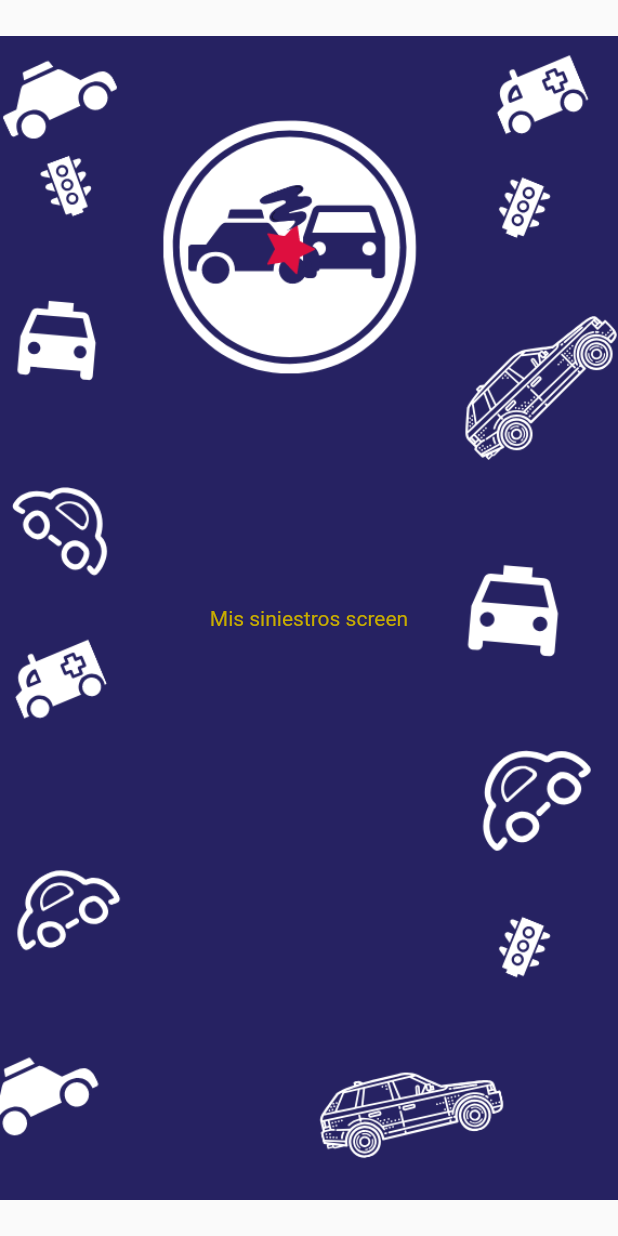
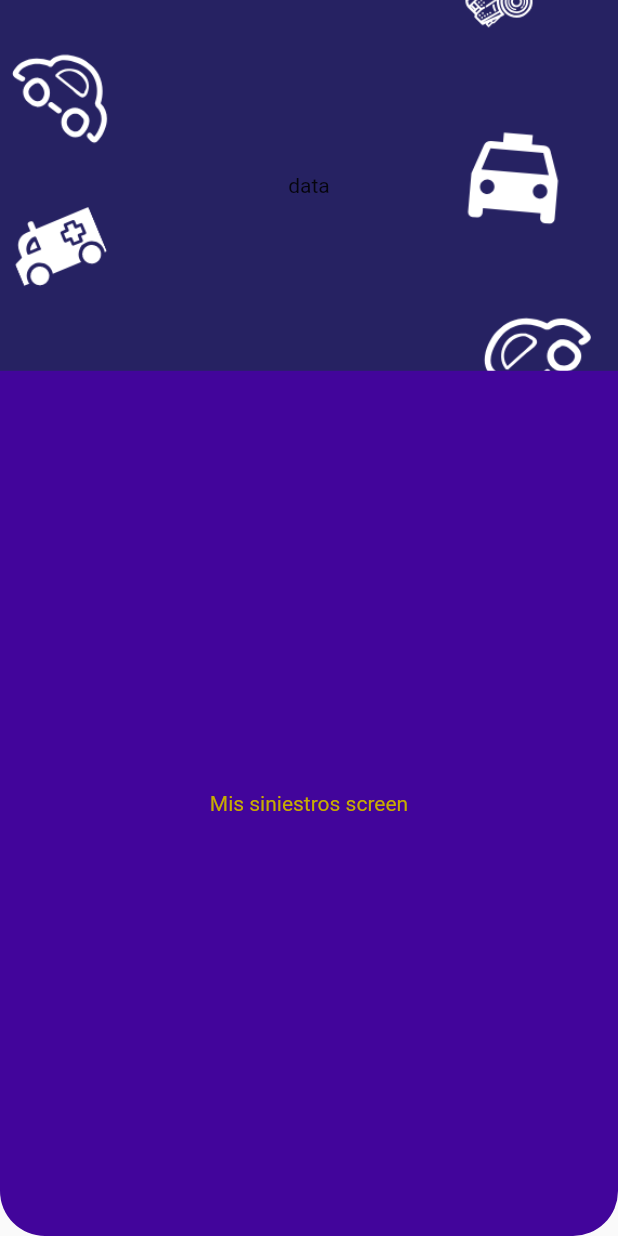
Before and after one commit to fredytellor/siniestros_app, a Flutter app: the HomeScreen screen opened directly, swiped to page 3, on a phone screen of 412 x 824 dp. Run offline on Flutter 3.47's test engine with Material 2 defaults, Android fonts, the phone set to English and light mode, and no system bars.

Commit message:
trabajando en el home

```diff
--- a/lib/screens/home_screen.dart
+++ b/lib/screens/home_screen.dart
@@ -19,36 +19,82 @@ class _HomeScreenState extends State<HomeScreen> {
 //PageController pageViewController = PageController();
   @override
   Widget build(BuildContext context) {
-    return LayoutBuilder(
-      builder: (context, constraints) {
+    return LayoutBuilder(builder: (context, constraints) {
       return Scaffold(
-          resizeToAvoidBottomInset: false,
-          body: DecoratedBox(
+        body: Container(
+          height: constraints.maxHeight,
+          child: SingleChildScrollView(
+            child: Column(
+              //  alignment: Alignment.center,
+              children: <Widget>[
+                DecoratedBox(
                   position: DecorationPosition.background,
                   decoration: BoxDecoration(
                     image: DecorationImage(
                       image: AssetImage('assets/images/fondo_app.png'),
-                fit: BoxFit.fitWidth,
+                      fit: BoxFit.cover,
                     ),
                   ),
                   child: Container(
-              child: PageView(
+                    height: constraints.maxHeight * 0.3,
+                    child: Center(
+                      child: Text('data'),
+                    ),
+                  ),
+                ),
+                Container(
+                  height: constraints.maxHeight * 0.7,
+                  child: BottomSheet(
+                    shape: RoundedRectangleBorder(
+                      borderRadius: BorderRadius.only(
+                        bottomRight: Radius.circular(30),
+                        bottomLeft: Radius.circular(30),
+                      ),
+                    ),
+                    backgroundColor:// Color.fromRGBO(63, 15, 145, 1),
+                    Color.fromRGBO(66, 5, 155, 1),
+                    onClosing: () {},
+                    enableDrag: false,
+                    builder: (context) {
+                      return PageView(
                         onPageChanged: (v) {},
                         controller: widget.pageViewController,
                         children: <Widget>[
-                  Container(
-                    color: Colors.white,
-                    height: constraints.maxHeight * 0.55,
-                    child: PerfilHomeSiniestros(constraints),
-                  ),
+                          PerfilHomeSiniestros(constraints),
                           NewSiniestrosHome(constraints),
                           MySiniestrosHome(),
+                        ],
+                      );
+                    },
+                  ),
+                ),
               ],
             ),
           ),
         ),
       );
-      },
-    );
+    });
   }
 }
+
+/* BottomSheet(
+                          onClosing: () {},
+                          enableDrag: false,
+                          builder: (context) {
+                            return PageView(
+                              onPageChanged: (v) {},
+                              controller: widget.pageViewController,
+                              children: <Widget>[
+                                Container(
+                                  child: PerfilHomeSiniestros(constraints),
+                                ),
+                                Container(
+                                  child: NewSiniestrosHome(constraints),
+                                ),
+                                Container(
+                                  child: MySiniestrosHome(),
+                                ),
+                              ],
+                            );
+                          },
+                       ),*/
```
Also changed, not shown: lib/screens/inicio.dart (+1 -6 lines). Lines whose indentation alone changed are shown as unchanged.
